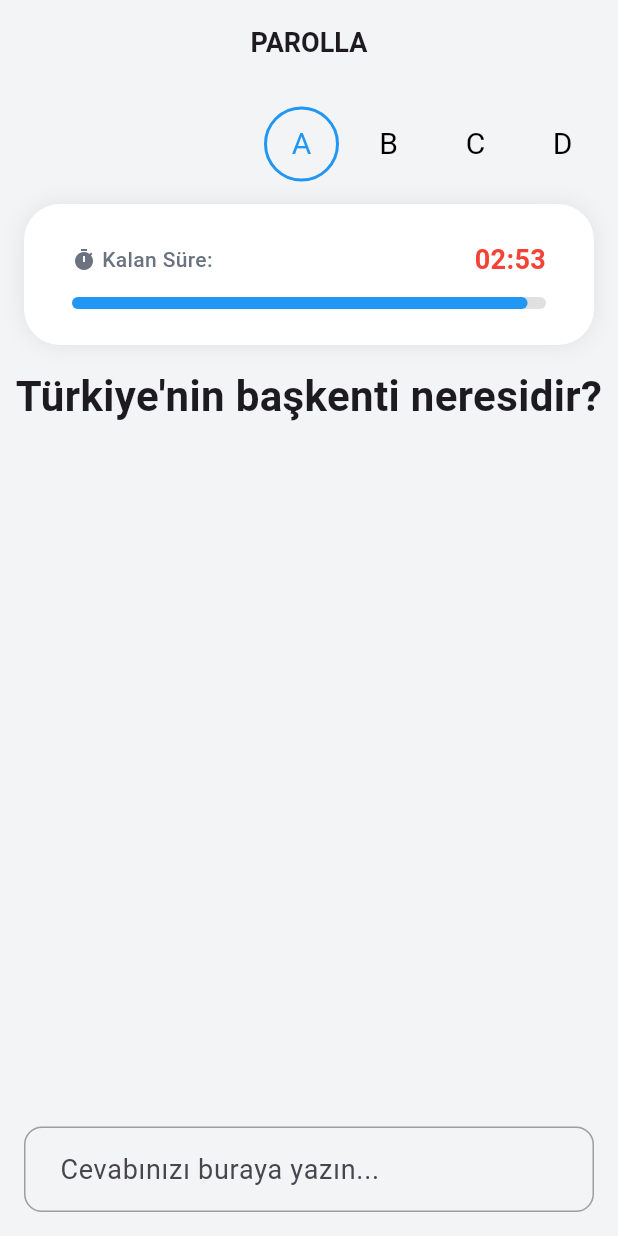
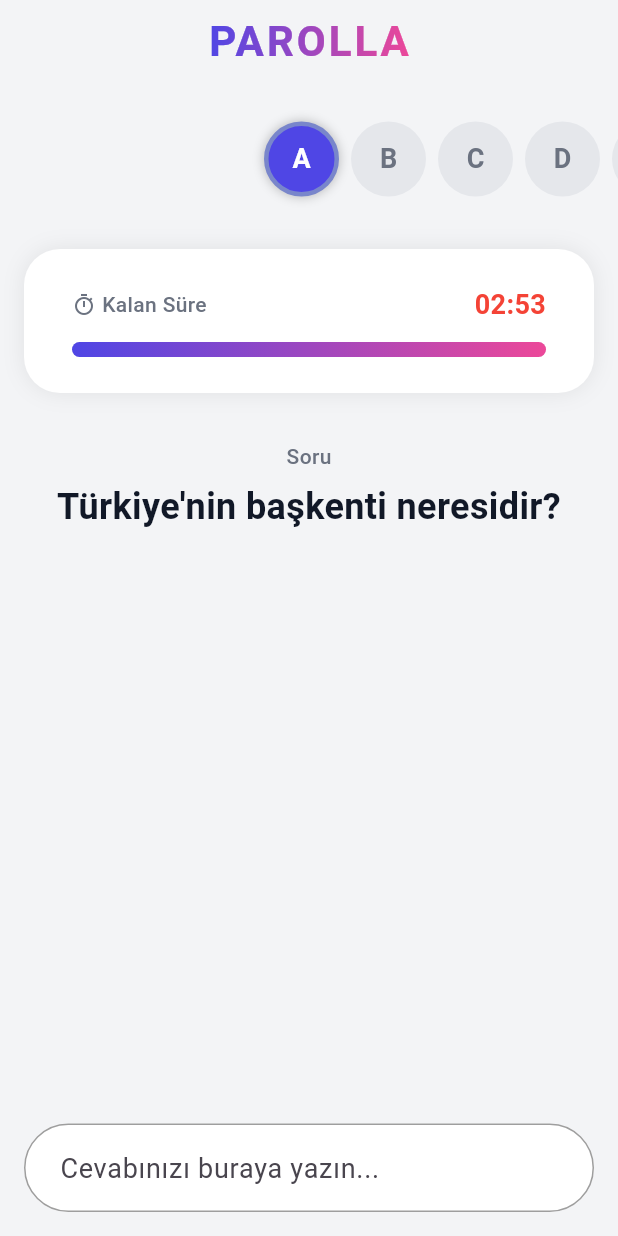
Before and after one commit to melihcakmak64/Parolla-Word-Game, a Flutter app: the screen it shows after launch, on a phone screen of 412 x 824 dp. Run offline on Flutter 3.47's test engine with Material 3 defaults, Android fonts, the light colour scheme and no system bars; our stand-ins replace get.

Commit message:
ui refactoring

```diff
--- a/parolla/lib/controller/home_controller.dart
+++ b/parolla/lib/controller/home_controller.dart
@@ -2,7 +2,7 @@ import 'package:flutter/material.dart';
 import 'package:get/get.dart';
 import 'dart:async';
 
-import 'package:parolla/model/QuestionModel.dart';
+import 'package:parolla/model/question_model.dart';
 
 class HomeController extends GetxController {
   var currentQuestionIndex = 0.obs;
@@ -22,9 +22,9 @@ class HomeController extends GetxController {
     scrollController = ScrollController();
     textController = TextEditingController();
     focusNode = FocusNode();
-    answeredQuestions.value = List.filled(questionList.length, false); // Başlangıçta tüm sorular yanlış
+    answeredQuestions.value = List.filled(
+        questionList.length, false); // Başlangıçta tüm sorular yanlış
     startTimer();
-    scrollToCenter();
   }
 
   void startTimer() {
@@ -50,7 +50,8 @@ class HomeController extends GetxController {
   }
 
   void checkAnswer(String answer) {
-    if (answer.toLowerCase() == questionList[currentQuestionIndex.value].answer.toLowerCase()) {
+    if (answer.toLowerCase() ==
+        questionList[currentQuestionIndex.value].answer.toLowerCase()) {
       totalScore.value += 10; // Doğru cevap için puan ekle
       answeredQuestions[currentQuestionIndex.value] = true; // Doğru işaretle
     } else {
@@ -82,12 +83,14 @@ class HomeController extends GetxController {
   }
 
   void showResultDialog() {
-    int correctAnswers = answeredQuestions.where((isCorrect) => isCorrect).length;
+    int correctAnswers =
+        answeredQuestions.where((isCorrect) => isCorrect).length;
     int totalQuestions = answeredQuestions.length;
 
     Get.defaultDialog(
       title: "Oyun Bitti",
-      middleText: "Doğru Cevaplar: $correctAnswers/$totalQuestions\nToplam Puan: ${totalScore.value}",
+      middleText:
+          "Doğru Cevaplar: $correctAnswers/$totalQuestions\nToplam Puan: ${totalScore.value}",
       textConfirm: "Tekrar Oyna",
       onConfirm: () {
         resetGame();
--- a/parolla/lib/main.dart
+++ b/parolla/lib/main.dart
@@ -1,6 +1,6 @@
 import 'package:flutter/material.dart';
 import 'package:get/get.dart';
-import 'package:parolla/view/HomeScreen.dart';
+import 'package:parolla/view/home_screen.dart';
 
 void main() {
   runApp(const MyApp());
--- /dev/null
+++ b/parolla/lib/utils/extensions/context_extensions.dart
@@ -0,0 +1,27 @@
+import 'package:flutter/material.dart';
+
+extension BottomSheetExtension on BuildContext {
+  Future<T?> showBottomSheetWidget<T>({
+    required Widget child,
+    bool isScrollControlled = true,
+    Color backgroundColor = Colors.white,
+    double borderRadius = 16,
+  }) {
+    return showModalBottomSheet<T>(
+      context: this,
+      isScrollControlled: isScrollControlled,
+      backgroundColor: backgroundColor,
+      shape: RoundedRectangleBorder(
+        borderRadius: BorderRadius.vertical(top: Radius.circular(borderRadius)),
+      ),
+      builder: (_) => Padding(
+        padding: EdgeInsets.only(
+          bottom: MediaQuery.of(this)
+              .viewInsets
+              .bottom, // klavye açılırsa boşluk bırak
+        ),
+        child: child,
+      ),
+    );
+  }
+}
--- a/parolla/lib/view/HomeScreen.dart
+++ /dev/null
@@ -1,146 +0,0 @@
-import 'package:flutter/material.dart';
-import 'package:get/get.dart';
-import 'package:parolla/controller/home_controller.dart';
-import 'package:parolla/model/QuestionModel.dart';
-import 'package:parolla/theme/app_colors.dart';
-import 'package:parolla/view/widgets/custom_text_field.dart';
-import 'package:parolla/view/widgets/letter_box_widget.dart';
-
-class HomeScreen extends StatelessWidget {
-  HomeScreen({super.key});
-  final HomeController controller = Get.put(HomeController());
-  @override
-  Widget build(BuildContext context) {
-    final width = MediaQuery.of(context).size.width;
-
-    return Scaffold(
-      backgroundColor: AppColors.backgroundColor,
-      appBar: AppBar(
-        backgroundColor: AppColors.backgroundColor,
-        centerTitle: true,
-        title: const Text(
-          "PAROLLA",
-          style: TextStyle(fontSize: 18, fontWeight: FontWeight.bold),
-        ),
-      ),
-      body: Column(
-        children: [
-          SizedBox(
-            height: 80,
-            child: ListView.builder(
-              controller: controller.scrollController,
-              physics: const NeverScrollableScrollPhysics(),
-              scrollDirection: Axis.horizontal,
-              itemCount: questionList.length,
-              itemBuilder: (context, index) {
-                return Obx(() {
-                  if (index == controller.currentQuestionIndex.value) {
-                    controller.scrollToCenter();
-                  }
-                  Color? backgroundColor = Colors.transparent;
-                  if (index < controller.currentQuestionIndex.value) {
-                    backgroundColor = controller.answeredQuestions[index]
-                        ? Colors.green
-                        : Colors.red;
-                  }
-                  return Padding(
-                    padding: EdgeInsets.only(
-                        left: index == 0 ? width / 2 - 30 : 0, right: 8),
-                    child: LetterBox(
-                      letter: questionList[index].letter,
-                      currentLetter:
-                          questionList[controller.currentQuestionIndex.value]
-                              .letter,
-                      color: backgroundColor,
-                    ),
-                  );
-                });
-              },
-            ),
-          ),
-          // Süre ve progress bar
-          Container(
-            decoration: BoxDecoration(
-              color: Colors.white,
-              borderRadius: BorderRadius.circular(24),
-              boxShadow: [
-                BoxShadow(
-                  color: Colors.black.withOpacity(0.08),
-                  blurRadius: 12,
-                ),
-              ],
-            ),
-            margin: const EdgeInsets.symmetric(horizontal: 16),
-            padding: const EdgeInsets.all(16),
-            child: Obx(() => Padding(
-                  padding:
-                      const EdgeInsets.symmetric(horizontal: 16, vertical: 8),
-                  child: Column(
-                    crossAxisAlignment: CrossAxisAlignment.start,
-                    children: [
-                      Row(
-                        children: [
-                          const Icon(Icons.timer,
-                              size: 16, color: AppColors.textSecondary),
-                          const SizedBox(width: 4),
-                          const Text(
-                            "Kalan Süre: ",
-                            style: TextStyle(
-                                fontSize: 14,
-                                fontWeight: FontWeight.w500,
-                                color: AppColors.textSecondary),
-                          ),
-                          const Spacer(),
-                          Text(
-                            controller.formattedTime,
-                            style: const TextStyle(
-                              fontSize: 18,
-                              fontWeight: FontWeight.bold,
-                              color: Colors.red,
-                            ),
-                          )
-                        ],
-                      ),
-                      const SizedBox(
-                        height: 12,
-                      ),
-                      LinearProgressIndicator(
-                        borderRadius: BorderRadius.circular(16),
-                        value: controller.remainingSeconds.value /
-                            controller.totalTime.value,
-                        backgroundColor: Colors.grey[300],
-                        valueColor:
-                            const AlwaysStoppedAnimation<Color>(Colors.blue),
-                        minHeight: 8,
-                      ),
-                    ],
-                  ),
-                )),
-          ),
-          const SizedBox(height: 14),
-          Obx(() => Padding(
-                padding: const EdgeInsets.symmetric(horizontal: 8),
-                child: Text(
-                  style: const TextStyle(
-                      fontSize: 28, fontWeight: FontWeight.bold),
-                  textAlign: TextAlign.center,
-                  questionList[controller.currentQuestionIndex.value].question,
-                ),
-              )),
-          const Spacer(),
-          Obx(() {
-            return controller.remainingSeconds.value > 0
-                ? CustomTextField(
-                    focusNode: controller.focusNode,
-                    controller: controller.textController,
-                    onSubmitted: (value) {
-                      controller.checkAnswer(value);
-                    },
-                  )
-                : const SizedBox.shrink();
-          }),
-        ],
-      ),
-    );
-  }
-}
--- /dev/null
+++ b/parolla/lib/view/home_screen.dart
@@ -0,0 +1,120 @@
+import 'package:flutter/material.dart';
+import 'package:get/get.dart';
+import 'package:parolla/controller/home_controller.dart';
+import 'package:parolla/model/question_model.dart';
+import 'package:parolla/theme/app_colors.dart';
+import 'package:parolla/view/widgets/custom_app_bar.dart';
+import 'package:parolla/view/widgets/custom_text_field.dart';
+import 'package:parolla/view/widgets/letter_box_widget.dart';
+import 'package:parolla/view/widgets/progress_box.dart';
+
+class HomeScreen extends StatefulWidget {
+  HomeScreen({super.key});
+
+  @override
+  State<HomeScreen> createState() => _HomeScreenState();
+}
+
+class _HomeScreenState extends State<HomeScreen> {
+  final HomeController controller = Get.put(HomeController());
+  @override
+  void initState() {
+    ever(controller.currentQuestionIndex, (_) {
+      controller.scrollToCenter();
+    });
+    super.initState();
+  }
+
+  @override
+  Widget build(BuildContext context) {
+    final width = MediaQuery.of(context).size.width;
+
+    return Scaffold(
+      appBar: CustomAppBar(),
+      backgroundColor: AppColors.backgroundColor,
+      body: SafeArea(
+        child: Column(
+          children: [
+            SizedBox(
+              height: 80,
+              child: ListView.builder(
+                controller: controller.scrollController,
+                physics: const NeverScrollableScrollPhysics(),
+                scrollDirection: Axis.horizontal,
+                itemCount: questionList.length,
+                itemBuilder: (context, index) {
+                  return Obx(() {
+                    Color? backgroundColor =
+                        index == controller.currentQuestionIndex.value
+                            ? AppColors.primaryColor
+                            : AppColors.accentColor;
+                    if (index < controller.currentQuestionIndex.value) {
+                      backgroundColor = controller.answeredQuestions[index]
+                          ? Colors.green
+                          : Colors.red;
+                    }
+                    return Padding(
+                      padding: EdgeInsets.only(
+                          left: index == 0 ? width / 2 - 30 : 0, right: 8),
+                      child: LetterBox(
+                        letter: questionList[index].letter,
+                        currentLetter:
+                            questionList[controller.currentQuestionIndex.value]
+                                .letter,
+                        color: backgroundColor,
+                      ),
+                    );
+                  });
+                },
+              ),
+            ),
+            SizedBox(
+              height: 20,
+            ),
+            // Süre ve progress bar
+            Obx(() => ProgressBox(
+                remainingTime: controller.remainingSeconds.value /
+                    controller.totalTime.value,
+                formattedTime: controller.formattedTime)),
+            const SizedBox(height: 32),
+            const Text(
+              "Soru",
+              style: TextStyle(
+                fontSize: 14,
+                color: AppColors.textSecondary,
+                fontWeight: FontWeight.w500,
+              ),
+            ),
+            const SizedBox(height: 8),
+            Obx(() => Padding(
+                  padding: const EdgeInsets.symmetric(horizontal: 8),
+                  child: Text(
+                    style: const TextStyle(
+                      fontSize: 24,
+                      fontWeight: FontWeight.w600,
+                      color: AppColors.textPrimary,
+                      height: 1.3,
+                    ),
+                    textAlign: TextAlign.center,
+                    questionList[controller.currentQuestionIndex.value]
+                        .question,
+                  ),
+                )),
+            const Spacer(),
+            Obx(() {
+              return controller.remainingSeconds.value > 0
+                  ? CustomTextField(
+                      focusNode: controller.focusNode,
+                      controller: controller.textController,
+                      onSubmitted: (value) {
+                        controller.checkAnswer(value);
+                      },
+                    )
+                  : const SizedBox.shrink();
+            }),
+          ],
+        ),
+      ),
+    );
+  }
+}
--- /dev/null
+++ b/parolla/lib/view/widgets/custom_app_bar.dart
@@ -0,0 +1,34 @@
+import 'package:flutter/material.dart';
+import 'package:parolla/theme/app_colors.dart';
+
+class CustomAppBar extends StatelessWidget implements PreferredSizeWidget {
+  const CustomAppBar({super.key});
+
+  @override
+  Widget build(BuildContext context) {
+    return AppBar(
+      backgroundColor: AppColors.backgroundColor,
+      centerTitle: true,
+      title: Padding(
+        padding: const EdgeInsets.symmetric(horizontal: 12, vertical: 8),
+        child: ShaderMask(
+          shaderCallback: (bounds) => const LinearGradient(
+            colors: [AppColors.primaryColor, AppColors.secondaryColor],
+          ).createShader(bounds),
+          child: const Text(
+            "PAROLLA",
+            style: TextStyle(
+              fontSize: 28,
+              fontWeight: FontWeight.bold,
+              color: Colors.white,
+              letterSpacing: 2,
+            ),
+          ),
+        ),
+      ),
+    );
+  }
+
+  @override
+  Size get preferredSize => const Size.fromHeight(kToolbarHeight + 10);
+}
--- a/parolla/lib/view/widgets/custom_text_field.dart
+++ b/parolla/lib/view/widgets/custom_text_field.dart
@@ -1,7 +1,9 @@
 import 'package:flutter/material.dart';
+import 'package:parolla/theme/app_colors.dart';
 
 class CustomTextField extends StatelessWidget {
-  final void Function(String) onSubmitted; // Dışarıdan alınacak onChanged fonksiyonu
+  final void Function(String)
+      onSubmitted; // Dışarıdan alınacak onChanged fonksiyonu
   final TextEditingController controller;
   final FocusNode focusNode;
 
@@ -20,23 +22,28 @@ class CustomTextField extends StatelessWidget {
         controller: controller,
         onSubmitted: onSubmitted,
         decoration: InputDecoration(
+            filled: true,
+            fillColor: Colors.white,
             hintText: 'Cevabınızı buraya yazın...', // Hint metni
+
             border: OutlineInputBorder(
-            // Outline border
-            borderRadius: BorderRadius.circular(12), // Kenar yuvarlama
-            borderSide: const BorderSide(color: Colors.blue, width: 2), // Border rengi ve kalınlığı
+              borderRadius: BorderRadius.circular(50),
+              borderSide: BorderSide.none,
             ),
             focusedBorder: OutlineInputBorder(
-            // Fokuslanınca border rengi değişir
-            borderRadius: BorderRadius.circular(12),
-            borderSide: const BorderSide(color: Colors.green, width: 2),
+              borderRadius: BorderRadius.circular(50),
+              borderSide:
+                  const BorderSide(color: AppColors.primaryColor, width: 2),
             ),
             enabledBorder: OutlineInputBorder(
               // Başka bir stil, TextField etkinse
-            borderRadius: BorderRadius.circular(12),
+              borderRadius: BorderRadius.circular(50),
               borderSide: const BorderSide(color: Colors.grey, width: 1),
             ),
-          contentPadding: const EdgeInsets.symmetric(vertical: 15, horizontal: 20), // İçerik etrafındaki boşluk
+            contentPadding: const EdgeInsets.symmetric(
+              vertical: 16,
+              horizontal: 20,
+            ) // İçerik etrafındaki boşluk
             ),
         style: const TextStyle(fontSize: 18, color: Colors.black), // Yazı stili
       ),
--- a/parolla/lib/view/widgets/letter_box_widget.dart
+++ b/parolla/lib/view/widgets/letter_box_widget.dart
@@ -1,32 +1,43 @@
 import 'package:flutter/material.dart';
+import 'package:parolla/theme/app_colors.dart';
 
 class LetterBox extends StatelessWidget {
   final String letter;
   final String currentLetter;
   final Color color;
 
-  const LetterBox({required this.letter, required this.currentLetter, required this.color, super.key});
+  const LetterBox(
+      {required this.letter,
+      required this.currentLetter,
+      required this.color,
+      super.key});
 
   @override
   Widget build(BuildContext context) {
+    final isActive = letter == currentLetter;
     return Container(
       width: 50,
       height: 50,
       decoration: BoxDecoration(
         color: color,
         shape: BoxShape.circle,
-        border: Border.all(
-          color: letter == currentLetter ? Colors.blue : Colors.transparent, // border rengi
-          width: 2, // border kalınlığı
-        ),
+        border: isActive
+            ? Border.all(color: Colors.indigo.shade300, width: 3)
+            : null,
+        boxShadow: isActive
+            ? [const BoxShadow(color: Colors.black26, blurRadius: 6)]
+            : null,
       ),
       child: Center(
         child: Text(
           letter,
           style: TextStyle(
-            fontSize: 20,
-            color: letter == currentLetter ? Colors.blue : Colors.black, // harf rengi
-          ),
+              fontSize: 18,
+              fontWeight: FontWeight.bold,
+              color: letter == currentLetter
+                  ? Colors.white
+                  : AppColors.textSecondary // harf rengi
+              ),
         ),
       ),
     );
--- /dev/null
+++ b/parolla/lib/view/widgets/progress_box.dart
@@ -0,0 +1,86 @@
+import 'package:flutter/material.dart';
+import 'package:parolla/theme/app_colors.dart';
+
+class ProgressBox extends StatelessWidget {
+  final double remainingTime;
+  final String formattedTime;
+
+  const ProgressBox(
+      {super.key, required this.remainingTime, required this.formattedTime});
+
+  @override
+  Widget build(BuildContext context) {
+    return Container(
+      decoration: BoxDecoration(
+        color: Colors.white,
+        borderRadius: BorderRadius.circular(24),
+        boxShadow: [
+          BoxShadow(
+            color: Colors.black.withOpacity(0.08),
+            blurRadius: 12,
+          ),
+        ],
+      ),
+      margin: const EdgeInsets.symmetric(horizontal: 16),
+      padding: const EdgeInsets.all(16),
+      child: Padding(
+        padding: const EdgeInsets.symmetric(horizontal: 16, vertical: 8),
+        child: Column(
+          crossAxisAlignment: CrossAxisAlignment.start,
+          children: [
+            Row(
+              children: [
+                const Icon(Icons.timer_outlined,
+                    size: 16, color: AppColors.textSecondary),
+                const SizedBox(width: 4),
+                const Text(
+                  "Kalan Süre",
+                  style: TextStyle(
+                      fontSize: 14,
+                      fontWeight: FontWeight.w500,
+                      color: AppColors.textSecondary),
+                ),
+                const Spacer(),
+                Text(
+                  formattedTime,
+                  style: const TextStyle(
+                    fontSize: 18,
+                    fontWeight: FontWeight.bold,
+                    color: Colors.red,
+                  ),
+                )
+              ],
+            ),
+            const SizedBox(
+              height: 12,
+            ),
+            Stack(
+              children: [
+                Container(
+                  height: 10,
+                  decoration: BoxDecoration(
+                    color: AppColors.accentColor,
+                    borderRadius: BorderRadius.circular(12),
+                  ),
+                ),
+                Container(
+                  height: 10,
+                  width: MediaQuery.of(context).size.width * remainingTime,
+                  decoration: BoxDecoration(
+                    gradient: const LinearGradient(
+                      colors: [
+                        AppColors.primaryColor,
+                        AppColors.secondaryColor
+                      ],
+                    ),
+                    borderRadius: BorderRadius.circular(12),
+                  ),
+                ),
+              ],
+            )
+          ],
+        ),
+      ),
+    );
+  }
+}
```
Also changed, not shown: parolla/lib/model/question_model.dart (renamed from parolla/lib/model/QuestionModel.dart). Lines whose indentation alone changed are shown as unchanged.
